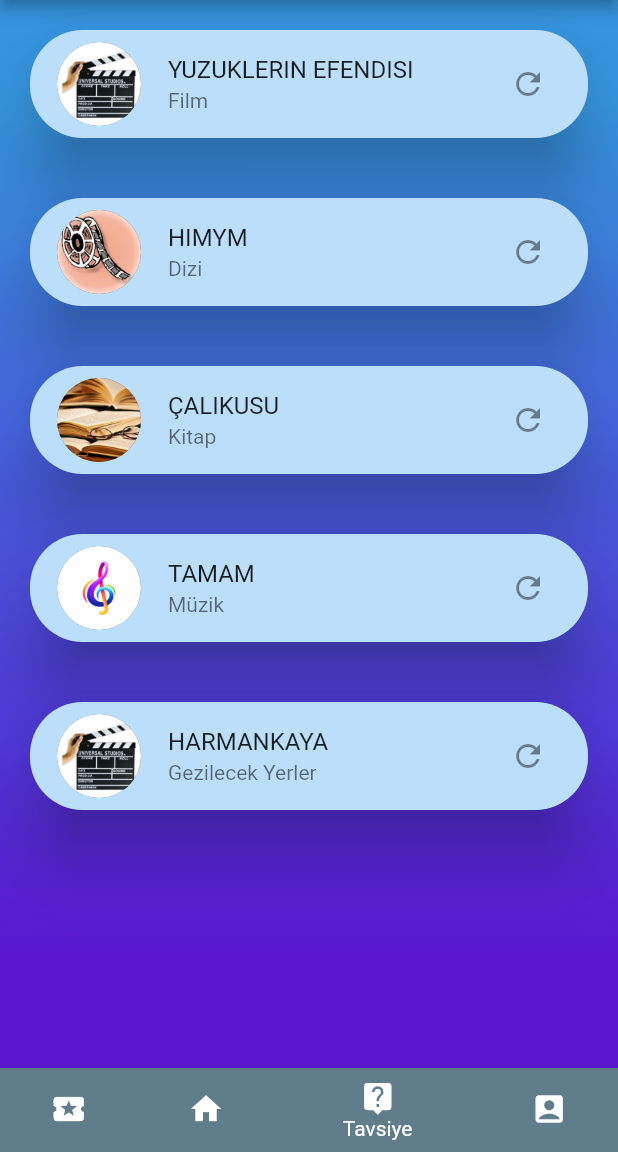
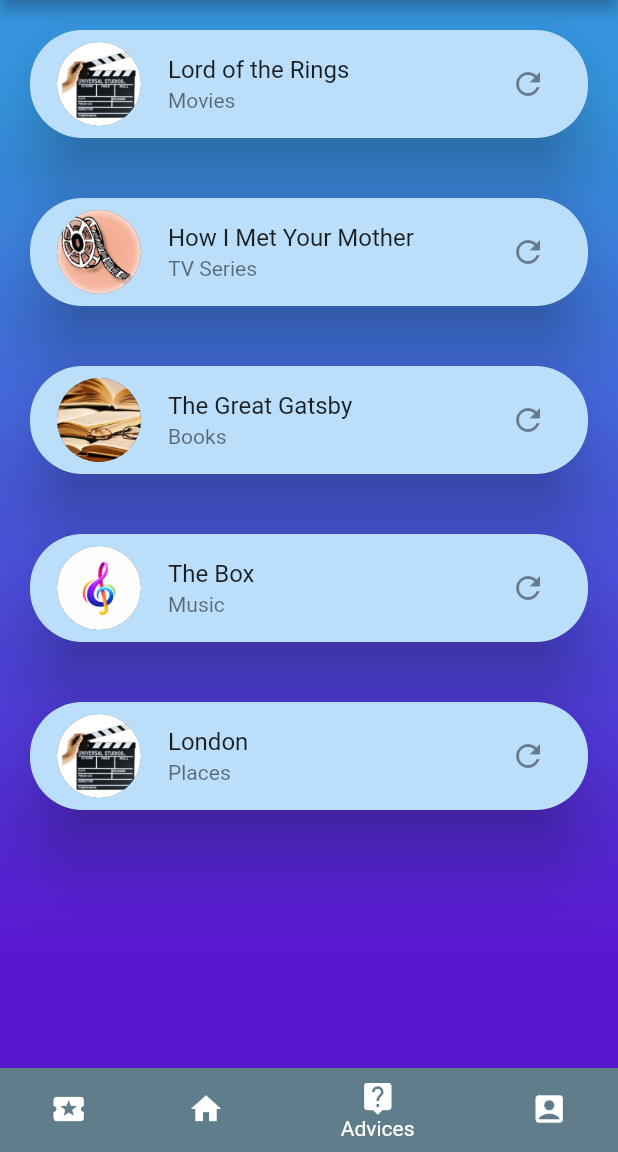
Before and after one commit to Weapfrog/DeppresionCoach, a Flutter app: the SecondPage screen opened directly, item 3 of the bottom bar chosen, after a tap on the "camera alt" icon, on a phone screen of 412 x 824 dp, the part 84-1236 px from its top. Run offline on Flutter 3.47's test engine with Material 2 defaults, Android fonts, the phone set to English and light mode, and no system bars; network calls fail.

```diff
--- a/lib/anasayfa.dart
+++ b/lib/anasayfa.dart
@@ -97,7 +97,8 @@ class _AnasayfaState extends State<Anasayfa> {
                       color: Colors.transparent,
                       elevation:0,
                       child: Text(
-                        "ALP AYGÜN",
+                        sayfaSayisi<2 ? "ALP AYGUN" : "BERKE OZTURK"
+                        ,
                         style: TextStyle(color: Colors.black, fontSize: 15),
                       ),
                     ),
@@ -113,7 +114,7 @@ class _AnasayfaState extends State<Anasayfa> {
                   elevation: 0,
                   color: Colors.transparent,
                   child: Text(
-                    "DOSTLARLA",
+                    "FRIENDS",
                     style: TextStyle(color: Colors.black, fontSize: 10),
                   ),
                 ),
--- a/lib/gorevler.dart
+++ b/lib/gorevler.dart
@@ -50,7 +50,7 @@ class GorevlerState extends State<Gorevler> {
                   });
                 },
                 activeColor: Colors.red,
-                title: Text("Haydi Bugün sinemaya gidelim."),
+                title: Text("Lets go to cinema right now!"),
                 secondary: CircleAvatar(
                   backgroundImage: AssetImage("assets/images/kitap.jpg"),
                 ),
@@ -72,7 +72,7 @@ class GorevlerState extends State<Gorevler> {
                     radius: 30,
                   ),
                   title: Text(
-                    "Bugün kaç sigara içtim?",
+                    "How many cigarettes did i smoke today?",
                     style: TextStyle(fontFamily: 'Helvetica', fontSize: 15),
                   ),
                   subtitle: Text(
@@ -104,7 +104,7 @@ class GorevlerState extends State<Gorevler> {
                   });
                 },
                 activeColor: Colors.red,
-                title: Text("Bugün dişlerimi fırçaladım"),
+                title: Text("I brushed my teeths."),
                 secondary: Icon(Icons.add),
               ),
             ),
@@ -123,7 +123,7 @@ class GorevlerState extends State<Gorevler> {
                   });
                 },
                 activeColor: Colors.red,
-                title: Text("Bugün ilaçlarımı aldım."),
+                title: Text("I took my pills today."),
                 secondary: Icon(Icons.add),
               ),
             ),
--- a/lib/log_in_page.dart
+++ b/lib/log_in_page.dart
@@ -4,6 +4,7 @@ import 'package:flutter_app/anasayfa.dart';
 import 'package:flutter_app/gorevler.dart';
 import 'package:flutter_app/profil.dart';
 import 'package:flutter_app/tavsiye.dart';
+import 'package:flutter_app/test.dart';
 
 class MyCustomForm extends StatefulWidget {
   @override
@@ -292,13 +293,14 @@ class _SignInPageState extends State<SignInPage> {
                   alignment: Alignment.bottomRight,
                   margin: EdgeInsets.only(right: 50),
                   child: RaisedButton(
+                    color: Colors.red,
                     onPressed: () {
                       Navigator.push(
                           context,
                           MaterialPageRoute(
-                              builder: (context) => SecondPage()));
+                              builder: (context) => TextValue()));
                     },
-                    child: Text("SignIn"),
+                    child: Text("Continue"),
                   ))
             ],
           ))
@@ -312,7 +314,7 @@ class SecondPage extends StatefulWidget {
 }
 
 class SecondPageState extends State<SecondPage> {
-  int aktifSayfa = 0;
+  int aktifSayfa = 3;
   gecerliSayfa(int sayfa) {
     if (sayfa == 0) {
       return Gorevler();
@@ -341,17 +343,17 @@ class SecondPageState extends State<SecondPage> {
             IconButton(
                 icon: Icon(Icons.camera_alt),
                 onPressed: () {
-                  debugPrint("Kameraya Tıklandı");
+                  debugPrint("Camera");
                 }),
             IconButton(
                 icon: Icon(Icons.perm_phone_msg),
                 onPressed: () {
-                  debugPrint("Bize ulaşına Tıklandı");
+                  debugPrint("Connect Us");
                 }),
             IconButton(
                 icon: Icon(Icons.not_listed_location),
                 onPressed: () {
-                  debugPrint("Uygulamanın amacına Tıklandı");
+                  debugPrint("Perpose of App");
                 }),
           ],
         ),
@@ -366,28 +368,28 @@ class SecondPageState extends State<SecondPage> {
               BottomNavigationBarItem(
                 icon: Icon(Icons.local_play),
                 title: Text(
-                  "Görevler",
+                  "Missions",
                   textDirection: TextDirection.ltr,
                 ),
               ),
               BottomNavigationBarItem(
                 icon: Icon(Icons.home),
                 title: Text(
-                  "Anasayfa",
+                  "HomePage",
                   textDirection: TextDirection.ltr,
                 ),
               ),
               BottomNavigationBarItem(
                 icon: Icon(Icons.live_help),
                 title: Text(
-                  "Tavsiye",
+                  "Advices",
                   textDirection: TextDirection.ltr,
                 ),
               ),
               BottomNavigationBarItem(
                 icon: Icon(Icons.account_box),
                 title: Text(
-                  "Profilim",
+                  "Profile",
                   textDirection: TextDirection.ltr,
                 ),
               ),
--- a/lib/profil.dart
+++ b/lib/profil.dart
@@ -37,21 +37,21 @@ class Profil extends StatelessWidget {
                   ),
                   SizedBox(height: 10),
                   Text(
-                    "İsim Soyisim",
+                    "Berke Ozturk",
                     style: TextStyle(
                       fontWeight: FontWeight.bold,
                       fontSize: 22,
                     ),
                   ),
                   Text(
-                    "42 yaşında",
+                    "Age: 21",
                     style: TextStyle(
                       fontWeight: FontWeight.bold,
                       fontSize: 22,
                     ),
                   ),
                   Text(
-                    "2. Seviye / 240 PUAN",
+                    "2. Level / 240 Points",
                     style: TextStyle(
                       fontWeight: FontWeight.bold,
                       fontSize: 22,
@@ -77,7 +77,7 @@ class Profil extends StatelessWidget {
                         SizedBox(height: 3),
                       ]),
                   Text(
-                    "Status should be here",
+                    "Im in deppression. Whats poppin?",
                     style: TextStyle(),
                   ),
                   SizedBox(height: 20),
--- a/lib/tavsiye.dart
+++ b/lib/tavsiye.dart
@@ -14,24 +14,24 @@ class TavsiyeState extends State<Tavsiye> {
   int seciliMuzik = 0;
   int seciliYer = 0;
   List<String> filmler = [
-    "YUZUKLERIN EFENDISI",
+    "Lord of the Rings",
     "Harry Potter",
-    "Hababam Sınıfı",
-    "a",
-    "b",
-    "c"
+    "Shawshank Redemption",
+    "Hobbit",
+    "Interstellar",
+    "Inception"
   ];
   List<String> diziler = [
-    "HIMYM",
-    "GAMEOFTHRONES",
-    "FALANFILAN",
-    "a",
-    "b",
-    "c"
+    "How I Met Your Mother",
+    "Game of Thrones",
+    "Suits",
+    "Friends",
+    "Vikings",
+    "Merlin"
   ];
-  List<String> kitaplar = ["ÇALIKUSU", "FALAN", "FILAN"];
-  List<String> muzikler = ["TAMAM", "DEVAM", "OK"];
-  List<String> yerler = ["HARMANKAYA", "FENER", "HALISAHA"];
+  List<String> kitaplar = ["The Great Gatsby", "The Book Thief", "Fahrenheit 451"];
+  List<String> muzikler = ["The Box", "RIP to my Youth", "Muslum Baba"];
+  List<String> yerler = ["London", "San Francisco", "Istanbul"];
 
   filmDegistir() {
     setState(() {
@@ -100,7 +100,7 @@ class TavsiyeState extends State<Tavsiye> {
                                 AssetImage("assets/images/film.jpg"),
                             radius: 30),
                         title: Text("${filmler[seciliFilm]}"),
-                        subtitle: Text("Film"),
+                        subtitle: Text("Movies"),
                         trailing: IconButton(
                             icon: Icon(Icons.refresh),
                             onPressed: () {
@@ -130,7 +130,7 @@ class TavsiyeState extends State<Tavsiye> {
                           style: TextStyle(fontStyle: FontStyle.normal),
                         ),
                         subtitle: Text(
-                          "Dizi",
+                          "TV Series",
                         ),
                         trailing: IconButton(
                             icon: Icon(Icons.refresh),
@@ -158,7 +158,7 @@ class TavsiyeState extends State<Tavsiye> {
                                 AssetImage("assets/images/kitap.jpg"),
                             radius: 30),
                         title: Text("${kitaplar[seciliKitap]}"),
-                        subtitle: Text("Kitap"),
+                        subtitle: Text("Books"),
                         trailing: IconButton(
                             icon: Icon(Icons.refresh),
                             onPressed: () {
@@ -185,7 +185,7 @@ class TavsiyeState extends State<Tavsiye> {
                                 AssetImage("assets/images/music.jpg"),
                             radius: 30),
                         title: Text("${muzikler[seciliMuzik]}"),
-                        subtitle: Text("Müzik"),
+                        subtitle: Text("Music"),
                         trailing: IconButton(
                             icon: Icon(Icons.refresh),
                             onPressed: () {
@@ -207,7 +207,7 @@ class TavsiyeState extends State<Tavsiye> {
                                 AssetImage("assets/images/film.jpg"),
                             radius: 30),
                         title: Text("${yerler[seciliYer]}"),
-                        subtitle: Text("Gezilecek Yerler"),
+                        subtitle: Text("Places"),
                         trailing: IconButton(
                             icon: Icon(Icons.refresh),
                             onPressed: () {
```
Also changed, not shown: lib/test.dart (added, +511 -0 lines).
